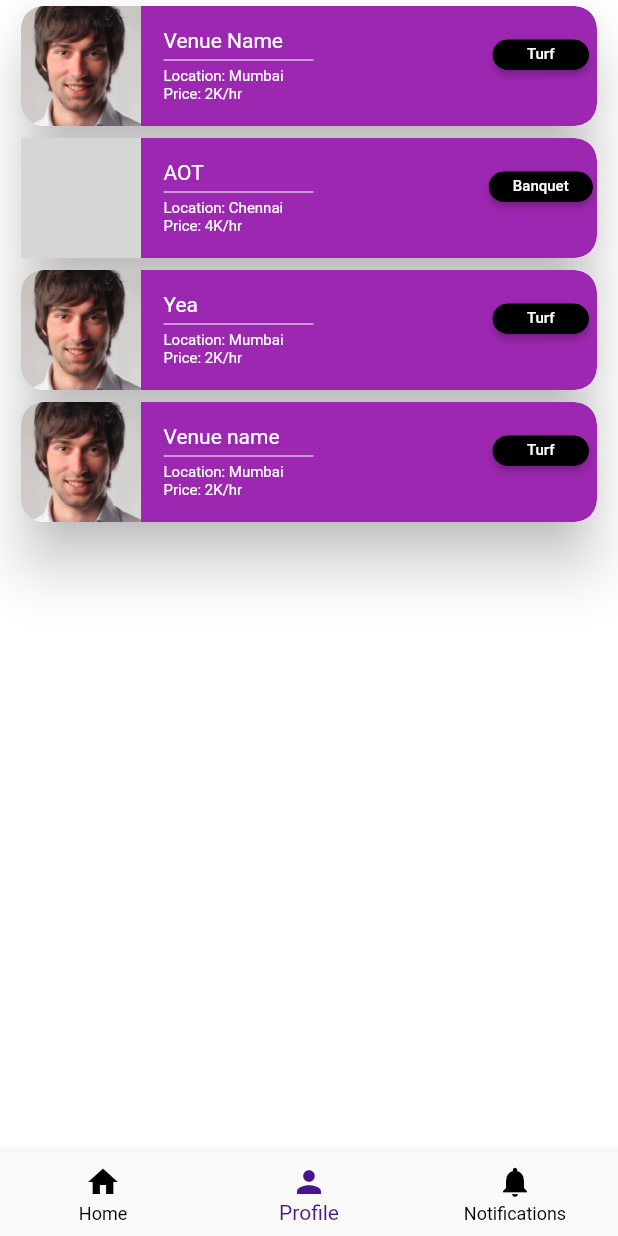
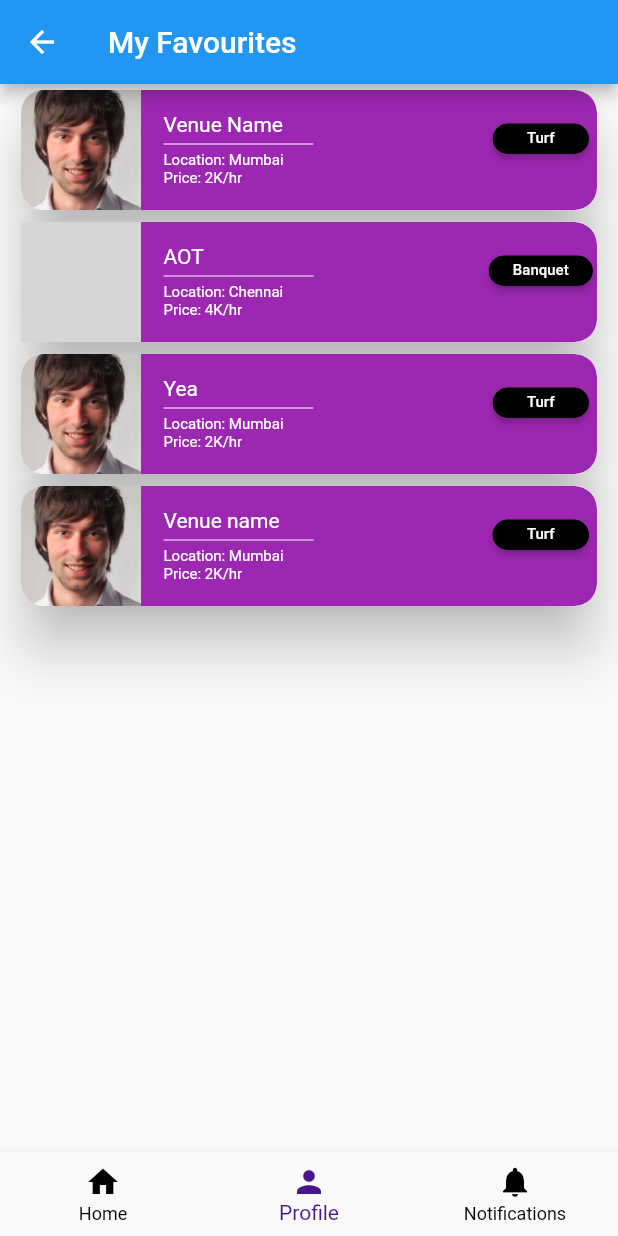
Before and after one commit to RahulPanchal-15/BookIt, a Flutter app: the MainScreen screen opened directly, item 2 of the bottom bar chosen, after a tap on "My Favorites", on a phone screen of 412 x 824 dp. Run offline on Flutter 3.47's test engine with Material 2 defaults, Android fonts, the phone set to English and light mode, and no system bars; our stand-ins replace carousel_slider, cloud_firestore, firebase_auth, firebase_core, firebase_storage, font_awesome_flutter and 4 more; accounts and stored records are empty; network calls fail; key blocks and very long unbroken strings in the code were emptied for the run; grey boxes are pictures that could not be loaded.

Commit message:
feat: added Favourites

```diff
--- a/lib/screens/favourites_listview.dart
+++ b/lib/screens/favourites_listview.dart
@@ -60,7 +60,12 @@ class _FavouritesState extends State<Favourites> {
     ),
   ];
   Widget build(BuildContext context) {
-    return Container(
+    return SafeArea(
+      child: Scaffold(
+        appBar: AppBar(
+          title: Text("My Favourites"),
+        ),
+        body: Container(
           child: ListView.builder(
               physics: NeverScrollableScrollPhysics(),
               shrinkWrap: true,
@@ -68,6 +73,8 @@ class _FavouritesState extends State<Favourites> {
               itemBuilder: (context, index) {
                 return bottomCards[index];
               }),
+        ),
+      ),
     );
   }
 }
--- a/lib/screens/home.dart
+++ b/lib/screens/home.dart
@@ -24,9 +24,12 @@ class HomePage extends StatefulWidget {
 
 class _HomePageState extends State<HomePage> {
   String search = "";
-  bool isSelected = false;
-  String filter = "Turf";
+  int selected = 0;
+  List<String> filters = ["All", "Turf", "Studio", "Banquet"];
+  // String filter = "All Venues";
   final venueRef = FirebaseFirestore.instance.collection('venues');
+  auth.User? user = auth.FirebaseAuth.instance.currentUser;
+  CollectionReference users = FirebaseFirestore.instance.collection('users');
 
   @override
   Widget build(BuildContext context) {
@@ -34,21 +37,20 @@ class _HomePageState extends State<HomePage> {
       child: SingleChildScrollView(
         child: Column(
           children: <Widget>[
-            Row(
+            Align(
+              alignment: Alignment(-0.85, 0),
+              child: Padding(
+                padding: const EdgeInsets.symmetric(horizontal: 16),
+                child: StreamBuilder<DocumentSnapshot>(
+                    stream: users.doc(user!.uid).snapshots(),
+                    builder: (context, snapshot) {
+                      if (!snapshot.hasData) {
+                        return CircularProgressIndicator();
+                      }
+                      return Row(
                         mainAxisAlignment: MainAxisAlignment.spaceBetween,
                         children: [
-                Padding(
-                  padding: const EdgeInsets.all(8.0),
-                  child: CircleAvatar(
-                    radius: 12.0,
-                    backgroundImage: AssetImage('images/check.jpg'),
-                  ),
-                ),
-              ],
-            ),
-            Align(
-              alignment: Alignment(-0.85, 0),
-              child: RichText(
+                          RichText(
                             text: TextSpan(
                               children: <TextSpan>[
                                 TextSpan(
@@ -71,6 +73,20 @@ class _HomePageState extends State<HomePage> {
                                 ),
                               ],
                             ),
+                          ),
+                          Padding(
+                            padding: const EdgeInsets.all(8.0),
+                            child: CircleAvatar(
+                              radius: 20.0,
+                              backgroundImage: user == null
+                                  ? AssetImage('images/user_icon.png')
+                                      as ImageProvider
+                                  : NetworkImage(snapshot.data!['profile']),
+                            ),
+                          ),
+                        ],
+                      );
+                    }),
               ),
             ),
             Container(
@@ -108,29 +124,38 @@ class _HomePageState extends State<HomePage> {
                 VenueContainer(
                   onPressed: () {
                     setState(() {
-                      filter = filter == "Turf" ? "" : "Turf";
+                      selected = 0;
                     });
                   },
-                  text: "Turfs",
-                  isSelected: filter == "Turf" ? true : false,
+                  text: "All Venues",
+                  isSelected: selected == 0,
                 ),
                 VenueContainer(
                   onPressed: () {
                     setState(() {
-                      filter = filter == "Studio" ? "" : "Studio";
+                      selected = 1;
                     });
                   },
-                  text: "Studios",
-                  isSelected: filter == "Studio" ? true : false,
+                  text: "Turfs",
+                  isSelected: selected == 1,
                 ),
                 VenueContainer(
                   onPressed: () {
                     setState(() {
-                      filter = filter == "Banquet" ? "" : "Banquet";
+                      selected = 2;
+                    });
+                  },
+                  text: "Studios",
+                  isSelected: selected == 2,
+                ),
+                VenueContainer(
+                  onPressed: () {
+                    setState(() {
+                      selected = 3;
                     });
                   },
                   text: "Banquets",
-                  isSelected: filter == "Banquet" ? true : false,
+                  isSelected: selected == 3,
                 ),
               ],
             ),
@@ -196,9 +221,7 @@ class _HomePageState extends State<HomePage> {
                       ),
                       child: Text(
                         //if setFlag=1 , then Available
-                        search == ""
-                            ? (filter == "" ? "All" : "$filter")
-                            : search.toUpperCase(),
+                        search == "" ? filters[selected] : search.toLowerCase(),
                         style: TextStyle(
                           color: Colors.white,
                           fontSize: 12.0,
@@ -214,12 +237,12 @@ class _HomePageState extends State<HomePage> {
             ///////////////////////////////////////
             StreamBuilder<QuerySnapshot>(
                 stream: search == ""
-                    ? (filter == ""
+                    ? (selected == 0
                         ? venueRef
                             // .orderBy('createdOn', descending: true)
                             .snapshots()
                         : venueRef
-                            .where("category", isEqualTo: "${filter}")
+                            .where("category", isEqualTo: filters[selected])
                             //.orderBy('createdOn', descending: true)
                             .snapshots())
                     : venueRef
```
Also changed, not shown: lib/screens/venue_detail.dart (+83 -26 lines), images/user_icon.png (added). Lines whose indentation alone changed are shown as unchanged.
